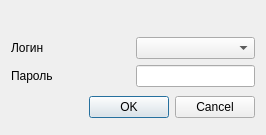
vlarry/configurator, file classes/user/userdialog.ui: the form before one commit.
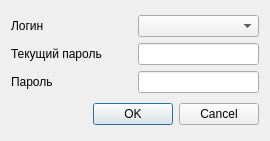
The form after the commit.

```diff
--- a/classes/user/userdialog.ui
+++ b/classes/user/userdialog.ui
@@ -6,8 +6,8 @@
    <rect>
     <x>0</x>
     <y>0</y>
-    <width>266</width>
-    <height>135</height>
+    <width>270</width>
+    <height>141</height>
    </rect>
   </property>
   <property name="sizePolicy">
@@ -20,22 +20,6 @@
    <string>Dialog</string>
   </property>
   <layout class="QVBoxLayout" name="verticalLayout_3">
-   <item>
-    <widget class="QLabel" name="labelUserMessage">
-     <property name="sizePolicy">
-      <sizepolicy hsizetype="Preferred" vsizetype="Fixed">
-       <horstretch>0</horstretch>
-       <verstretch>0</verstretch>
-      </sizepolicy>
-     </property>
-     <property name="text">
-      <string/>
-     </property>
-     <property name="alignment">
-      <set>Qt::AlignCenter</set>
-     </property>
-    </widget>
-   </item>
    <item>
     <layout class="QHBoxLayout" name="horizontalLayout">
      <item>
@@ -47,6 +31,13 @@
          </property>
         </widget>
        </item>
+       <item>
+        <widget class="QLabel" name="labelUserCurrentPassword">
+         <property name="text">
+          <string>Текущий пароль</string>
+         </property>
+        </widget>
+       </item>
        <item>
         <widget class="QLabel" name="labelUserPassword">
          <property name="text">
@@ -68,6 +59,16 @@
          </property>
         </widget>
        </item>
+       <item>
+        <widget class="QLineEdit" name="lineEditUserCurrentPassword">
+         <property name="sizePolicy">
+          <sizepolicy hsizetype="Minimum" vsizetype="Fixed">
+           <horstretch>0</horstretch>
+           <verstretch>0</verstretch>
+          </sizepolicy>
+         </property>
+        </widget>
+       </item>
        <item>
         <widget class="QLineEdit" name="lineEditUserPassword">
          <property name="sizePolicy">
```
